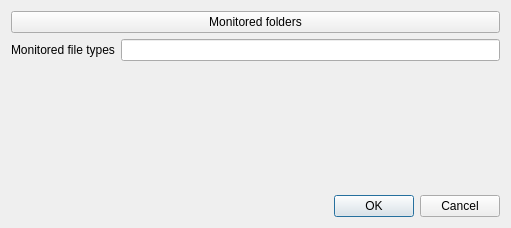
The window that SettingsDlg.ui (congchenutd/myphotos) describes before a commit, drawn with Qt 5.
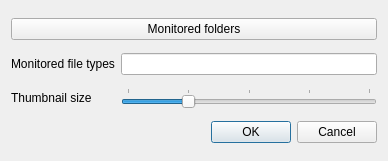
The same window after the commit. Icons and pictures are not drawn. Custom widgets are drawn as their Qt base class.

```diff
--- a/SettingsDlg.ui
+++ b/SettingsDlg.ui
@@ -6,49 +6,64 @@
    <rect>
     <x>0</x>
     <y>0</y>
-    <width>511</width>
-    <height>228</height>
+    <width>388</width>
+    <height>161</height>
    </rect>
   </property>
   <property name="windowTitle">
    <string>Settings</string>
   </property>
-  <layout class="QVBoxLayout" name="verticalLayout">
-   <item>
-    <widget class="QPushButton" name="btMonitoredFolders">
+  <property name="windowIcon">
+   <iconset resource="Resources.qrc">
+    <normaloff>:/Images/Settings.png</normaloff>:/Images/Settings.png</iconset>
+  </property>
+  <layout class="QGridLayout" name="gridLayout">
+   <item row="1" column="0">
+    <widget class="QLabel" name="label">
      <property name="text">
-      <string>Monitored folders</string>
+      <string>Monitored file types</string>
      </property>
     </widget>
    </item>
-   <item>
-    <layout class="QHBoxLayout" name="horizontalLayout">
-     <item>
-      <widget class="QLabel" name="label">
-       <property name="text">
-        <string>Monitored file types</string>
-       </property>
-      </widget>
-     </item>
-     <item>
-      <widget class="QLineEdit" name="leMonitoredFileTypes"/>
-     </item>
-    </layout>
+   <item row="1" column="1" colspan="2">
+    <widget class="QLineEdit" name="leMonitoredFileTypes"/>
    </item>
-   <item>
-    <spacer name="verticalSpacer">
+   <item row="2" column="0">
+    <widget class="QLabel" name="label_2">
+     <property name="text">
+      <string>Thumbnail size</string>
+     </property>
+    </widget>
+   </item>
+   <item row="2" column="1" colspan="2">
+    <widget class="SliderWithToolTip" name="sliderThumbnailSize">
+     <property name="minimum">
+      <number>100</number>
+     </property>
+     <property name="maximum">
+      <number>500</number>
+     </property>
+     <property name="singleStep">
+      <number>100</number>
+     </property>
+     <property name="pageStep">
+      <number>100</number>
+     </property>
+     <property name="value">
+      <number>200</number>
+     </property>
      <property name="orientation">
-      <enum>Qt::Vertical</enum>
+      <enum>Qt::Horizontal</enum>
      </property>
-     <property name="sizeHint" stdset="0">
-      <size>
-       <width>20</width>
-       <height>40</height>
-      </size>
+     <property name="tickPosition">
+      <enum>QSlider::TicksAbove</enum>
      </property>
-    </spacer>
+     <property name="tickInterval">
+      <number>100</number>
+     </property>
+    </widget>
    </item>
-   <item>
+   <item row="3" column="2">
     <widget class="QDialogButtonBox" name="buttonBox">
      <property name="orientation">
       <enum>Qt::Horizontal</enum>
@@ -58,9 +73,25 @@
      </property>
     </widget>
    </item>
+   <item row="0" column="0" colspan="3">
+    <widget class="QPushButton" name="btMonitoredFolders">
+     <property name="text">
+      <string>Monitored folders</string>
+     </property>
+    </widget>
+   </item>
   </layout>
  </widget>
- <resources/>
+ <customwidgets>
+  <customwidget>
+   <class>SliderWithToolTip</class>
+   <extends>QSlider</extends>
+   <header>SliderWithToolTip.h</header>
+  </customwidget>
+ </customwidgets>
+ <resources>
+  <include location="Resources.qrc"/>
+ </resources>
  <connections>
   <connection>
    <sender>buttonBox</sender>
```
